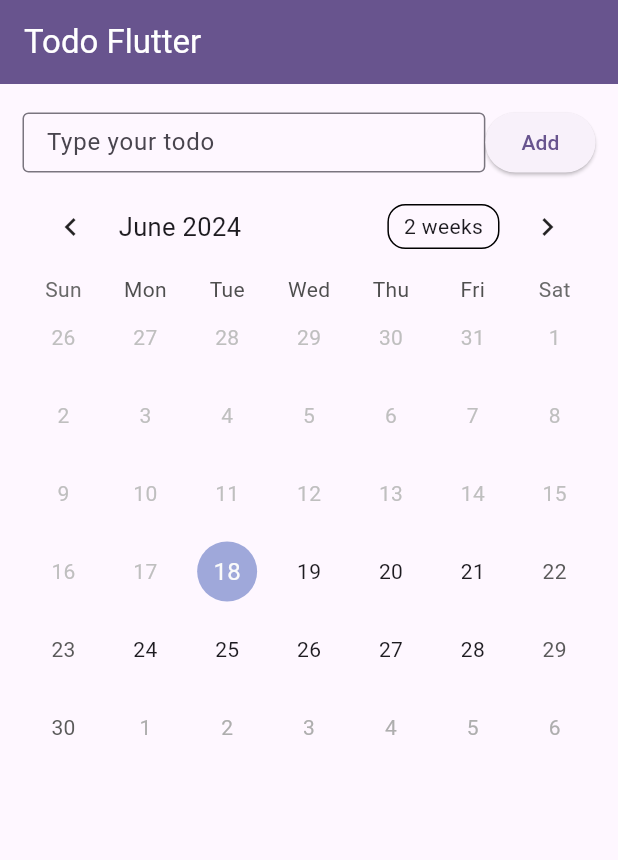
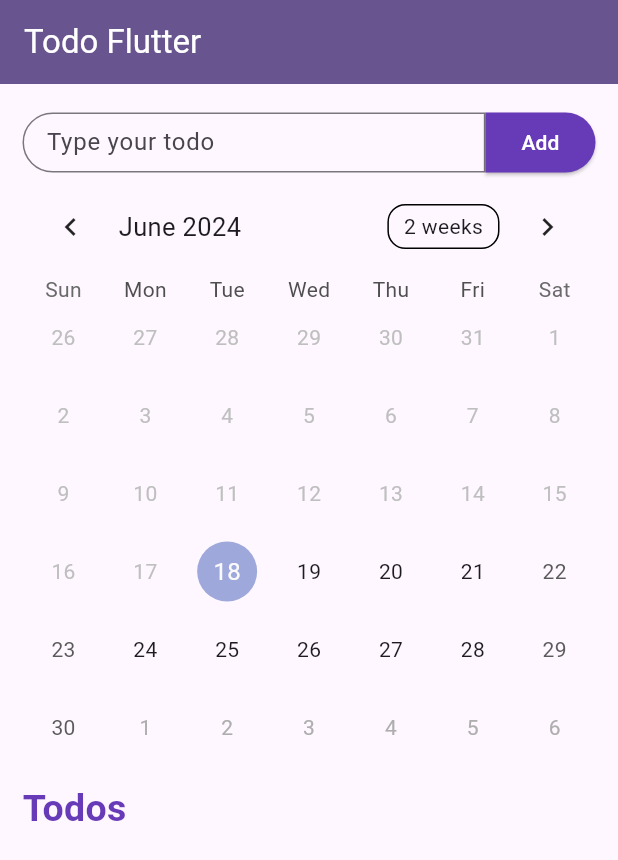
Before and after one commit to Elyes3/todo-flutter, a Flutter app: the screen it shows after launch, after a tap on "Add", on a phone screen of 412 x 824 dp. Shown: the top 860 px of the screen. Run offline on Flutter 3.47's test engine with Material 3 defaults, Android fonts, the phone set to English and light mode, and no system bars; drawn by our look-alikes of table_calendar.

Commit message:
MINOR_CHANGES

```diff
--- a/lib/main.dart
+++ b/lib/main.dart
@@ -1,5 +1,6 @@
 import 'package:flutter/material.dart';
 import 'package:table_calendar/table_calendar.dart';
+
 void main() {
   runApp(const MyApp());
 }
@@ -17,9 +18,7 @@ class MyApp extends StatelessWidget {
         useMaterial3: true,
       ),
       home: const MyHomePage(title: 'Todo Flutter'),
-
     );
-
   }
 }
 
@@ -32,7 +31,6 @@ class MyHomePage extends StatefulWidget {
 }
 
 class _MyHomePageState extends State<MyHomePage> {
-
   @override
   Widget build(BuildContext context) {
     return Scaffold(
@@ -40,31 +38,64 @@ class _MyHomePageState extends State<MyHomePage> {
         backgroundColor: Theme.of(context).colorScheme.primary,
         title: Text(widget.title, style: const TextStyle(color: Colors.white)),
       ),
-      body: Padding(padding: const EdgeInsets.all(15),
+      body: Padding(
+          padding: const EdgeInsets.all(15),
           child: Center(
-        child: Column(
-          mainAxisAlignment: MainAxisAlignment.start,
+            child: ListView(
               children: <Widget>[
                 Row(children: [
-            const Expanded( child: SizedBox(
+                  const Expanded(
+                      child: SizedBox(
                           height: 40,
-              child:
-              TextField(
+                          child: TextField(
                               decoration: InputDecoration(
-              border: OutlineInputBorder(),
+                            border: OutlineInputBorder(
+                                borderRadius: BorderRadius.only(
+                                    topRight: Radius.circular(0),
+                                    bottomLeft: Radius.circular(20),
+                                    topLeft: Radius.circular(20),
+                                    bottomRight: Radius.circular(0))),
                             labelText: 'Type your todo',
                           )))),
-            ElevatedButton(onPressed: (){
+                  ElevatedButton(
+                    style: ElevatedButton.styleFrom(
+                      backgroundColor: Colors.deepPurple,
+                      shape: const RoundedRectangleBorder(
+                        borderRadius: BorderRadius.only(
+                            topRight: Radius.circular(20),
+                            topLeft: Radius.circular(0),
+                            bottomLeft: Radius.circular(0),
+                            bottomRight: Radius.circular(
+                                20)), // Adjust the radius as needed
+                      ),
+                    ),
+                    onPressed: () {
                       // TODO : addTodo()
-      }, child:const Text('Add'))
+                    },
+                    child: const Text('Add',
+                        style: TextStyle(color: Colors.white)),
+                  )
                 ]),
                 TableCalendar(
                   firstDay: DateTime.utc(2024, 06, 18),
                   lastDay: DateTime.utc(2030, 3, 14),
                   focusedDay: DateTime.now(),
                 ),
+
+                Container(
+                    margin: const EdgeInsets.fromLTRB(0, 10, 0, 10),
+                    alignment: Alignment.centerLeft,
+                    child: const Text(
+                      'Todos',
+                      textAlign: TextAlign.left,
+                      style: TextStyle(
+                          fontWeight: FontWeight.bold,
+                          fontSize: 25,
+                          color: Colors.deepPurple),
+                    ))
               ],
             ),
+
           )),
     );
   }
```
Also changed, not shown: pubspec.lock. Lines whose indentation alone changed are shown as unchanged.
